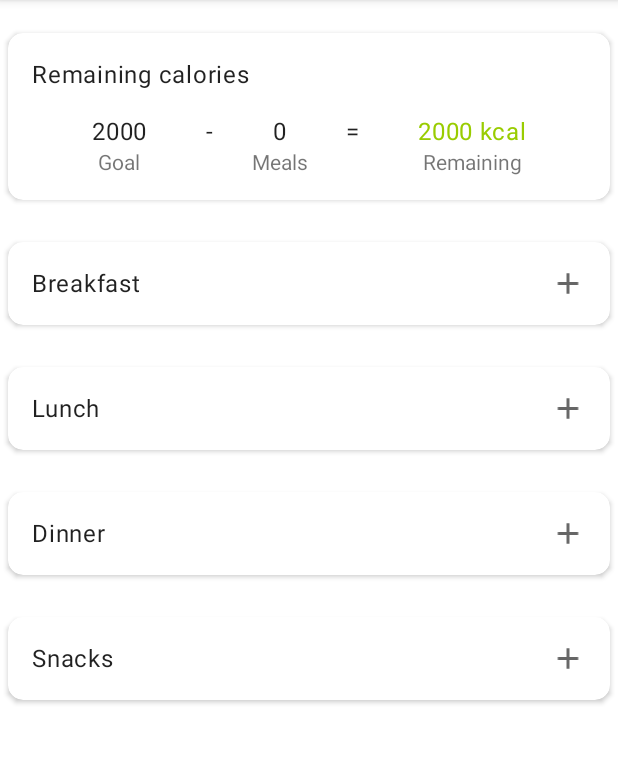
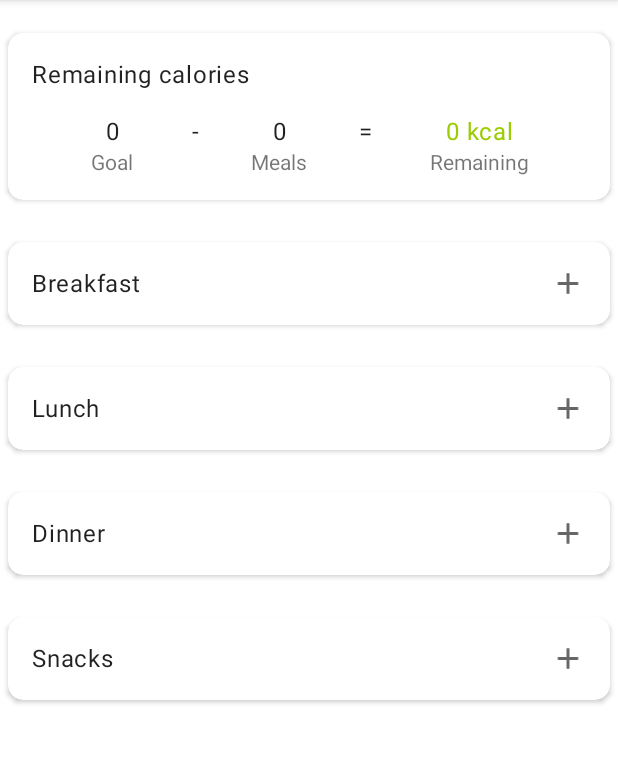
Before and after one commit to muhammadsyukron123/sib-dicoding-capstone, an Android app: the TrackerFragment screen opened through its navigation route, on a phone screen of 412 x 824 dp, the part 84-848 px from its top. Run offline under Robolectric (Android 15) with nearby library versions, the phone set to English and light mode, and no system bars; our stand-ins replace Room's generated code, navigation-ui; 2 statements that could not run were skipped.

Commit message:
Fix welcome fragment only appears once after installation #1

```diff
--- a/app/src/main/java/com/syukron/mymealdiary/ui/fragment/TrackerFragment.kt
+++ b/app/src/main/java/com/syukron/mymealdiary/ui/fragment/TrackerFragment.kt
@@ -20,7 +20,7 @@ class TrackerFragment : BaseFragment<FragmentTrackerBinding>(
 
     override fun onViewCreated(view: View, savedInstanceState: Bundle?) {
         sharedViewModel.modType = ModType.EDIT
-        val goal = 2000
+        val goal = 0
         sharedViewModel.refreshCalorieGoal(goal)
         super.onViewCreated(view, savedInstanceState)
     }
@@ -30,10 +30,6 @@ class TrackerFragment : BaseFragment<FragmentTrackerBinding>(
             setOnClickListener { navigateToNutrients() }
             sharedViewModel.caloriesGoal.observe(viewLifecycleOwner) { goal ->
                 setCaloriesGoal(goal)
-//                setMoreClickListener(goal.toString()) { _, _, editText ->
-//                    val newGoal = editText.text.toString().toInt()
-//                    sharedViewModel.setNewCalorieGoal(newGoal)
-//                }
             }
             sharedViewModel.calories.observe(viewLifecycleOwner) { calories ->
                 setCalories(calories)
--- a/app/src/main/java/com/syukron/mymealdiary/ui/fragment/WelcomeFragment.kt
+++ b/app/src/main/java/com/syukron/mymealdiary/ui/fragment/WelcomeFragment.kt
@@ -11,17 +11,20 @@ import com.syukron.mymealdiary.data.repository.FoodRepository
 import com.syukron.mymealdiary.databinding.FragmentCalculatorBinding
 import com.syukron.mymealdiary.databinding.FragmentWelcomeBinding
 
-class WelcomeFragment : Fragment(){
+class WelcomeFragment : BaseFragment<FragmentWelcomeBinding>(
+    FragmentWelcomeBinding::inflate,
+    hasOptionsMenu = true
+) {
 
     override fun onCreate(savedInstanceState: Bundle?) {
         super.onCreate(savedInstanceState)
-//        if (sharedViewModel.caloriesGoal.equals(0)){
-//            navigateToTrackerFragment()
-//        }
+        if (sharedViewModel.caloriesGoal.equals(0)){
+            navigateToTrackerFragment()
+        }
     }
 
     private var _binding: FragmentWelcomeBinding? = null
-    private val binding get() = _binding!!
+//    private override val binding get() = _binding!!
 
     private fun navigateToTrackerFragment() {
         this@WelcomeFragment.findNavController()
--- a/app/src/main/res/layout/fragment_welcome.xml
+++ b/app/src/main/res/layout/fragment_welcome.xml
@@ -21,8 +21,8 @@
         android:id="@+id/textView3"
         android:layout_width="wrap_content"
         android:layout_height="wrap_content"
-        android:layout_marginStart="8dp"
-        android:layout_marginEnd="8dp"
+        android:layout_marginStart="16dp"
+        android:layout_marginEnd="16dp"
         android:text="@string/welcome_message"
         android:textAlignment="center"
         android:textSize="20sp"
--- a/app/src/main/res/navigation/nav_graph.xml
+++ b/app/src/main/res/navigation/nav_graph.xml
@@ -88,7 +88,7 @@
         android:id="@+id/calculatorFragment"
         android:name="com.syukron.mymealdiary.ui.fragment.CalculatorFragment"
         android:label="@string/bmr_calculator"
-        tools:layout="@layout/fragment_calculator" >
+        tools:layout="@layout/fragment_calculator">
         <action
             android:id="@+id/action_calculatorFragment_to_trackerFragment"
             app:destination="@id/trackerFragment" />
@@ -97,7 +97,7 @@
         android:id="@+id/welcomeFragment"
         android:name="com.syukron.mymealdiary.ui.fragment.WelcomeFragment"
         android:label="fragment_welcome"
-        tools:layout="@layout/fragment_welcome" >
+        tools:layout="@layout/fragment_welcome">
         <action
             android:id="@+id/action_welcomeFragment_to_calculatorFragment"
             app:destination="@id/calculatorFragment" />
```
Also changed, not shown: app/src/main/java/com/syukron/mymealdiary/ui/fragment/CalculatorFragment.kt (+8 -0 lines).
